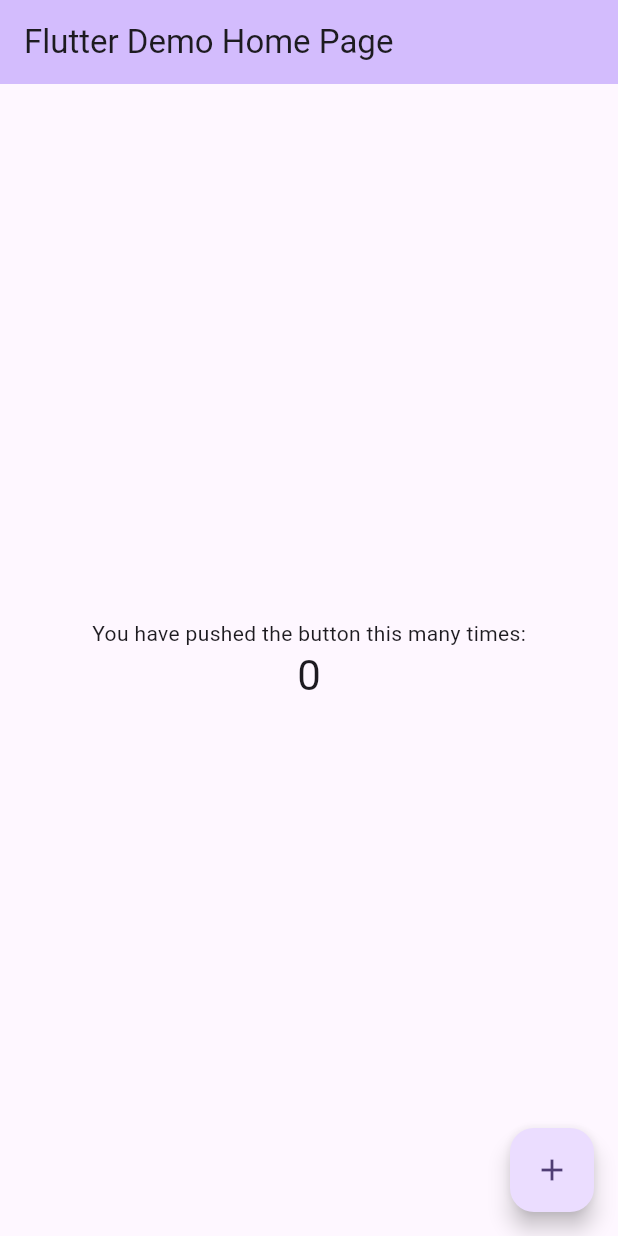
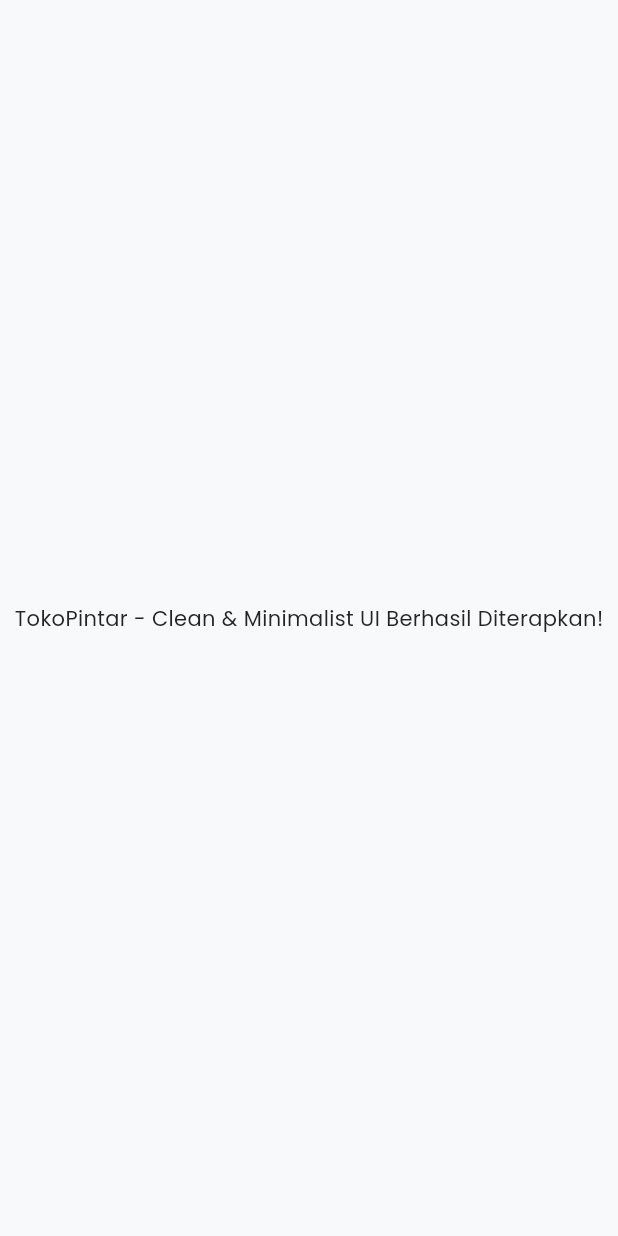
Before and after one commit to bil050525/Toko_Pintar, a Flutter app: the screen it shows after launch, on a phone screen of 412 x 824 dp. Run offline on Flutter 3.47's test engine with Material 3 defaults, Android fonts, the phone set to English and light mode, and no system bars; our stand-ins replace google_fonts.

Commit message:
Commit 2: Setup Tema Clean Minimalist

```diff
--- a/lib/main.dart
+++ b/lib/main.dart
@@ -1,121 +1,56 @@
 import 'package:flutter/material.dart';
+import 'package:google_fonts/google_fonts.dart';
 
 void main() {
-  runApp(const MyApp());
+  runApp(const TokoPintarApp());
 }
 
-class MyApp extends StatelessWidget {
-  const MyApp({super.key});
+class TokoPintarApp extends StatelessWidget {
+  const TokoPintarApp({super.key});
 
-  // This widget is the root of your application.
   @override
   Widget build(BuildContext context) {
     return MaterialApp(
-      title: 'Flutter Demo',
+      title: 'TokoPintar',
+      debugShowCheckedModeBanner: false,
       theme: ThemeData(
-        // This is the theme of your application.
-        //
-        // TRY THIS: Try running your application with "flutter run". You'll see
-        // the application has a purple toolbar. Then, without quitting the app,
-        // try changing the seedColor in the colorScheme below to Colors.green
-        // and then invoke "hot reload" (save your changes or press the "hot
-        // reload" button in a Flutter-supported IDE, or press "r" if you used
-        // the command line to start the app).
-        //
-        // Notice that the counter didn't reset back to zero; the application
-        // state is not lost during the reload. To reset the state, use hot
-        // restart instead.
-        //
-        // This works for code too, not just values: Most code changes can be
-        // tested with just a hot reload.
-        colorScheme: .fromSeed(seedColor: Colors.deepPurple),
-      ),
-      home: const MyHomePage(title: 'Flutter Demo Home Page'),
-    );
-  }
-}
-
-class MyHomePage extends StatefulWidget {
-  const MyHomePage({super.key, required this.title});
-
-  // This widget is the home page of your application. It is stateful, meaning
-  // that it has a State object (defined below) that contains fields that affect
-  // how it looks.
-
-  // This class is the configuration for the state. It holds the values (in this
-  // case the title) provided by the parent (in this case the App widget) and
-  // used by the build method of the State. Fields in a Widget subclass are
-  // always marked "final".
-
-  final String title;
-
-  @override
-  State<MyHomePage> createState() => _MyHomePageState();
-}
-
-class _MyHomePageState extends State<MyHomePage> {
-  int _counter = 0;
-
-  void _incrementCounter() {
-    setState(() {
-      // This call to setState tells the Flutter framework that something has
-      // changed in this State, which causes it to rerun the build method below
-      // so that the display can reflect the updated values. If we changed
-      // _counter without calling setState(), then the build method would not be
-      // called again, and so nothing would appear to happen.
-      _counter++;
-    });
-  }
-
-  @override
-  Widget build(BuildContext context) {
-    // This method is rerun every time setState is called, for instance as done
-    // by the _incrementCounter method above.
-    //
-    // The Flutter framework has been optimized to make rerunning build methods
-    // fast, so that you can just rebuild anything that needs updating rather
-    // than having to individually change instances of widgets.
-    return Scaffold(
-      appBar: AppBar(
-        // TRY THIS: Try changing the color here to a specific color (to
-        // Colors.amber, perhaps?) and trigger a hot reload to see the AppBar
-        // change color while the other colors stay the same.
-        backgroundColor: Theme.of(context).colorScheme.inversePrimary,
-        // Here we take the value from the MyHomePage object that was created by
-        // the App.build method, and use it to set our appbar title.
-        title: Text(widget.title),
-      ),
-      body: Center(
-        // Center is a layout widget. It takes a single child and positions it
-        // in the middle of the parent.
-        child: Column(
-          // Column is also a layout widget. It takes a list of children and
-          // arranges them vertically. By default, it sizes itself to fit its
-          // children horizontally, and tries to be as tall as its parent.
-          //
-          // Column has various properties to control how it sizes itself and
-          // how it positions its children. Here we use mainAxisAlignment to
-          // center the children vertically; the main axis here is the vertical
-          // axis because Columns are vertical (the cross axis would be
-          // horizontal).
-          //
-          // TRY THIS: Invoke "debug painting" (choose the "Toggle Debug Paint"
-          // action in the IDE, or press "p" in the console), to see the
-          // wireframe for each widget.
-          mainAxisAlignment: .center,
-          children: [
-            const Text('You have pushed the button this many times:'),
-            Text(
-              '$_counter',
-              style: Theme.of(context).textTheme.headlineMedium,
-            ),
-          ],
+        useMaterial3: true,
+        scaffoldBackgroundColor: const Color(0xFFF8F9FA), // Very light grey
+        colorScheme: ColorScheme.fromSeed(
+          seedColor: const Color(0xFF0D6EFD), // Professional Blue
+          primary: const Color(0xFF0D6EFD),
+          surface: Colors.white,
+        ),
+        textTheme: GoogleFonts.poppinsTextTheme(
+          Theme.of(context).textTheme,
+        ).apply(
+          bodyColor: const Color(0xFF212529),
+          displayColor: const Color(0xFF212529),
+        ),
+        appBarTheme: AppBarTheme(
+          backgroundColor: Colors.white,
+          elevation: 0,
+          centerTitle: true,
+          iconTheme: const IconThemeData(color: Color(0xFF212529)),
+          titleTextStyle: GoogleFonts.poppins(
+            color: const Color(0xFF212529),
+            fontSize: 20,
+            fontWeight: FontWeight.w600,
+          ),
+        ),
+        cardTheme: CardTheme(
+          color: Colors.white,
+          elevation: 4,
+          shadowColor: Colors.black.withOpacity(0.05),
+          shape: RoundedRectangleBorder(
+            borderRadius: BorderRadius.circular(16),
+          ),
         ),
       ),
-      floatingActionButton: FloatingActionButton(
-        onPressed: _incrementCounter,
-        tooltip: 'Increment',
-        child: const Icon(Icons.add),
+      home: const Scaffold(
+        body: Center(
+          child: Text('TokoPintar - Clean & Minimalist UI Berhasil Diterapkan!'),
+        ),
       ),
     );
   }
--- a/pubspec.yaml
+++ b/pubspec.yaml
@@ -34,6 +34,7 @@
   # The following adds the Cupertino Icons font to your application.
   # Use with the CupertinoIcons class for iOS style icons.
   cupertino_icons: ^1.0.8
+  google_fonts: ^8.1.0
 
 dev_dependencies:
   flutter_test:
```
Also changed, not shown: pubspec.lock.
